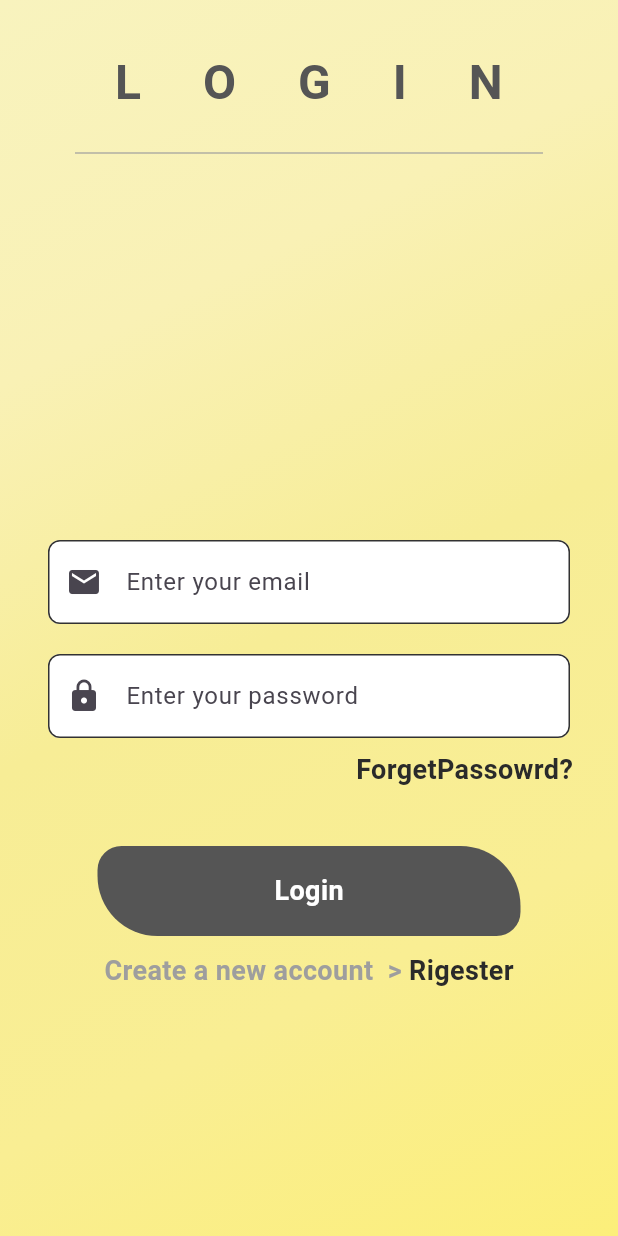
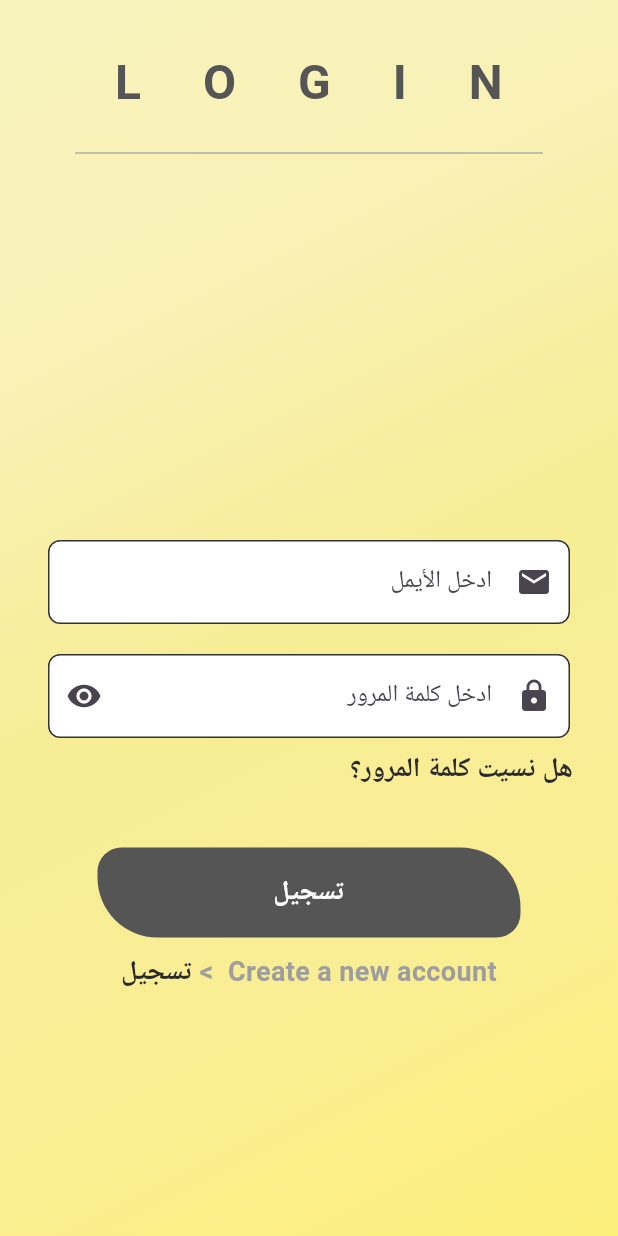
Before and after one commit to EngMohamadissa/Epypt_app, a Flutter app: the screen it shows after launch, on a phone screen of 412 x 824 dp. Run offline on Flutter 3.47's test engine with Material 3 defaults, Android fonts, the phone set to English and light mode, and no system bars; our stand-ins replace flutter_otp_text_field, go_router.

Commit message:
Change application destination

```diff
--- a/lib/Featuer/Auth/login/presentation/view/widgets/login_view_body.dart
+++ b/lib/Featuer/Auth/login/presentation/view/widgets/login_view_body.dart
@@ -1,4 +1,5 @@
 import 'package:eghypt_c/core/utils/app_router.dart';
+import 'package:eghypt_c/core/utils/funcations/validat_funcation.dart';
 import 'package:flutter/material.dart';
 import 'package:go_router/go_router.dart';
 import '../../../../../../core/styles.dart';
@@ -51,20 +52,24 @@ class _LoginViewBodyState extends State<LoginViewBody> {
             const CustomTextfield(
               prefixIcon: Icon(Icons.email),
               label: Text(
-                'Enter your email',
+                'ادخل الأيمل',
               ),
-              hint: 'Email',
-              hintStyle: TextStyle(color: Colors.black),
+              hint: 'الأيميل',
+              hintText: '----@gmail.com',
             ),
             const SizedBox(
               height: 20,
             ),
-            const CustomTextfield(
+            CustomTextfield(
+              validator: checkValidate,
               obscureText: true,
+              suffixIcon: IconButton(
+                  onPressed: () {}, icon: Icon(Icons.remove_red_eye)),
               prefixIcon: Icon(Icons.lock),
-              hint: 'passowrd',
+              hint: 'كلمة المرور',
+              hintText: '*******',
               label: Text(
-                'Enter your password',
+                'ادخل كلمة المرور',
               ),
             ),
             const SizedBox(
@@ -78,7 +83,7 @@ class _LoginViewBodyState extends State<LoginViewBody> {
               onTap: () {
                 validateMethod();
               },
-              text: 'Login',
+              text: 'تسجيل',
             ),
             const SizedBox(
               height: 10,
--- a/lib/Featuer/Auth/login/presentation/view/widgets/row_navigator_to_forgetpassowrd.dart
+++ b/lib/Featuer/Auth/login/presentation/view/widgets/row_navigator_to_forgetpassowrd.dart
@@ -12,20 +12,19 @@ class RowNavigatortoForgetpassowrd extends StatelessWidget {
   @override
   Widget build(BuildContext context) {
     return Row(
-      mainAxisAlignment: MainAxisAlignment.end,
       children: [
+        const SizedBox(
+          width: 30,
+        ),
         GestureDetector(
           onTap: () {
             GoRouter.of(context).push(AppRouter.kForgetView);
           },
-          child: Text('ForgetPassowrd?',
+          child: Text('هل نسيت كلمة المرور؟',
               style: Styles.textStyle14.copyWith(
                   fontWeight: FontWeight.bold,
                   color: const Color.fromARGB(255, 42, 42, 42))),
         ),
-        const SizedBox(
-          width: 30,
-        )
       ],
     );
   }
--- a/lib/Featuer/Auth/login/presentation/view/widgets/row_navigator_to_rigesterView.dart
+++ b/lib/Featuer/Auth/login/presentation/view/widgets/row_navigator_to_rigesterView.dart
@@ -21,7 +21,7 @@ class RowNavigatortoRigesterView extends StatelessWidget {
             onTap: () {
               GoRouter.of(context).push(AppRouter.kRigesterView);
             },
-            child: Text('Rigester',
+            child: Text('تسجيل',
                 style: Styles.textStyle14.copyWith(
                     fontWeight: FontWeight.bold,
                     color: const Color.fromARGB(255, 42, 42, 42)))),
--- a/lib/core/utils/app_router.dart
+++ b/lib/core/utils/app_router.dart
@@ -9,11 +9,13 @@ import '../../Featuer/Auth/login/presentation/view/login_view.dart';
 import '../../Featuer/Auth/regiseter/presentaiton/view/rigester_view.dart';
 
 abstract class AppRouter {
+  static const kLoginView = '/';
   static const kRigesterView = '/rigesterView';
   static const kForgetView = '/forgetpassowrdView';
   static const kResetpasswordView = '/resetpasswordView';
   static const kVeirfycodeView = '/veirfycodeView';
   static const kHomeView = '/homeView';
+  static const kMyDataView = '/mydataView';
 
   static final router = GoRouter(
     routes: [
@@ -41,6 +43,10 @@ abstract class AppRouter {
         path: kHomeView,
         builder: (context, state) => const HomeView(),
       ),
+      GoRoute(
+        path: kMyDataView,
+        builder: (context, state) => const MyData(),
+      ),
     ],
   );
 }
--- a/lib/core/widget/custom-text-field.dart
+++ b/lib/core/widget/custom-text-field.dart
@@ -1,5 +1,4 @@
 import 'package:flutter/material.dart';
-import 'package:flutter/widgets.dart';
 
 class CustomTextfield extends StatelessWidget {
   const CustomTextfield(
@@ -19,12 +18,13 @@ class CustomTextfield extends StatelessWidget {
       this.floatingLabelStyle,
       this.maxLines = 1,
       // this.minLines,
-      this.isDense});
+      this.isDense,
+      this.validator});
   final String? hint;
   final Function(String)? onChanged;
   final TextInputType? keyboardType;
-  final Icon? prefixIcon;
-  final Icon? suffixIcon;
+  final Widget? prefixIcon;
+  final Widget? suffixIcon;
   final String? hintText;
   final bool? obscureText;
   final Text? label;
@@ -34,6 +34,7 @@ class CustomTextfield extends StatelessWidget {
   final TextStyle? labelStyle;
   final TextStyle? floatingLabelStyle;
   final int? maxLines;
+  final String? Function(String?)? validator;
   // final int? minLines;
   final bool? isDense;
   @override
@@ -47,12 +48,7 @@ class CustomTextfield extends StatelessWidget {
         keyboardType: keyboardType,
         controller: controller,
         obscureText: obscureText!,
-        validator: (data) {
-          if (data!.isEmpty) {
-            return 'field is required';
-          }
-          return null;
-        },
+        validator: validator,
         onChanged: onChanged,
         decoration: InputDecoration(
           // contentPadding: EdgeInsets.all(10),
--- a/lib/main.dart
+++ b/lib/main.dart
@@ -1,15 +1,26 @@
 import 'package:eghypt_c/core/utils/app_router.dart';
 import 'package:flutter/material.dart';
+// ignore: depend_on_referenced_packages
+import 'package:flutter_localizations/flutter_localizations.dart';
 
 void main() {
   runApp(const MyApp());
 }
 
 class MyApp extends StatelessWidget {
-  const MyApp({super.key});
+  const MyApp({Key? key});
   @override
   Widget build(BuildContext context) {
     return MaterialApp.router(
+      localizationsDelegates: const [
+        GlobalMaterialLocalizations.delegate,
+        GlobalWidgetsLocalizations.delegate,
+      ],
+      supportedLocales: const [
+        Locale('ar'),
+        Locale('en'),
+      ],
+      locale: const Locale('ar'),
       routerConfig: AppRouter.router,
       debugShowCheckedModeBanner: false,
     );
--- a/lib/test_code.dart
+++ b/lib/test_code.dart
@@ -12,10 +12,6 @@ class MyData extends StatelessWidget {
       appBar: AppBar(
         centerTitle: true,
         backgroundColor: Colors.yellow,
-        leading: IconButton(
-          onPressed: () {},
-          icon: Icon(Icons.phone_callback_outlined),
-        ),
         title: Text(
           'بياناتي',
           style: Styles.textStyle20.copyWith(fontWeight: FontWeight.bold),
--- a/pubspec.yaml
+++ b/pubspec.yaml
@@ -31,6 +31,7 @@ dependencies:
   cupertino_icons: ^1.0.6
   flutter:
     sdk: flutter
+  flutter_localization: ^0.2.0
   flutter_otp_text_field: ^1.1.2+1
   go_router: ^13.2.2
   otp: ^3.1.4
@@ -51,7 +52,6 @@ flutter:
   uses-material-design: true
   # To add assets to your application, add an assets section, like this:
   # assets:
-  #   - images/a_dot_burr.jpeg
   #   - images/a_dot_ham.jpeg
   # An image asset can refer to one or more resolution-specific "variants", see
   # https://flutter.dev/assets-and-images/#resolution-aware
```
Also changed, not shown: lib/Featuer/Auth/forgetpassword/presentation/view/widget/forget_password_view_body.dart (+26 -3 lines), lib/Featuer/Auth/forgetpassword/presentation/view/widget/resetpassword_view_body.dart (+32 -4 lines), lib/Featuer/Auth/regiseter/presentaiton/view/widget/rigester_view_body.dart (+18 -6 lines), lib/Featuer/home/presentation/view/widget/home_view_body.dart (+6 -4 lines), lib/core/utils/funcations/validat_funcation.dart (+20 -13 lines), pubspec.lock, 5 other files.
